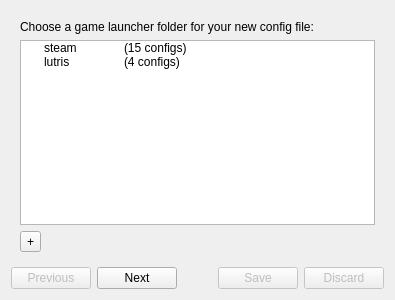
First picture: the form in src/new_file_create.ui, repository rfrench3/scopebuddy-gui, before the edit.
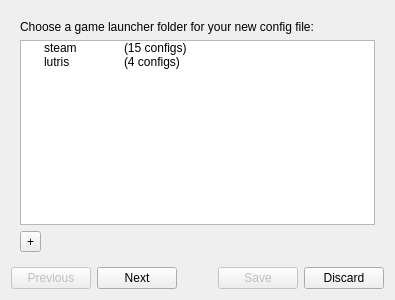
Second picture: the form after the edit. Icons and pictures are not drawn.

Commit message: continue work on NewFileDialog

Diff of the .ui file:
```diff
--- a/src/new_file_create.ui
+++ b/src/new_file_create.ui
@@ -377,15 +377,25 @@
       </spacer>
      </item>
      <item>
-      <widget class="QDialogButtonBox" name="buttonBox">
+      <widget class="QPushButton" name="save">
        <property name="enabled">
         <bool>false</bool>
        </property>
-       <property name="orientation">
-        <enum>Qt::Orientation::Horizontal</enum>
+       <property name="text">
+        <string>Save</string>
        </property>
-       <property name="standardButtons">
-        <set>QDialogButtonBox::StandardButton::Discard|QDialogButtonBox::StandardButton::Save</set>
+       <property name="icon">
+        <iconset theme="QIcon::ThemeIcon::DocumentSave"/>
+       </property>
+      </widget>
+     </item>
+     <item>
+      <widget class="QPushButton" name="discard">
+       <property name="text">
+        <string>Discard</string>
+       </property>
+       <property name="icon">
+        <iconset theme="QIcon::ThemeIcon::EditDelete"/>
        </property>
       </widget>
      </item>
```
Left out of the diff: 35 changed lines with no effect on the pictures. The commit also changes 1 other file.
